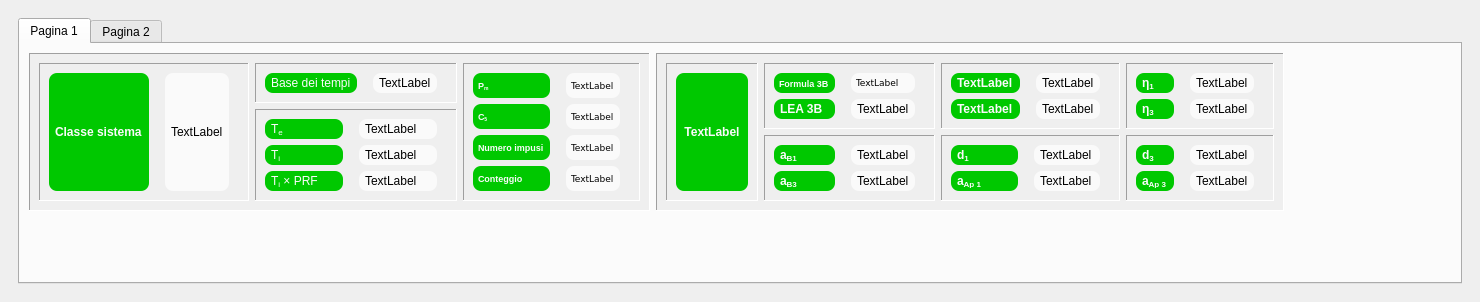
crocodile119/Laser-Studio, file docklea.ui: the form before one commit.
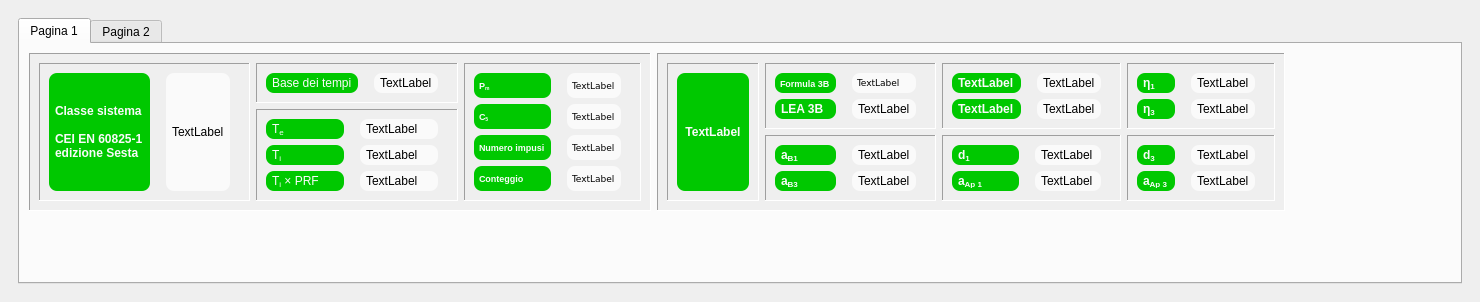
The form after the commit. The open tabs and pages were chosen to show the change.

What changed in the file:
```diff
--- a/docklea.ui
+++ b/docklea.ui
@@ -45,8 +45,8 @@
        <property name="geometry">
         <rect>
          <x>0</x>
-         <y>-29</y>
-         <width>1506</width>
+         <y>0</y>
+         <width>1462</width>
          <height>262</height>
         </rect>
        </property>
@@ -459,7 +459,7 @@
 margin-right: 10px}</string>
                     </property>
                     <property name="text">
-                     <string>Classe sistema</string>
+                     <string>&lt;p&gt;Classe sistema&lt;br&gt;&lt;br&gt;CEI EN 60825-1 &lt;br&gt;edizione Sesta&lt;/p&gt;</string>
                     </property>
                    </widget>
                   </item>
```
Left out of the diff: 2 changed lines with no effect on the pictures.
